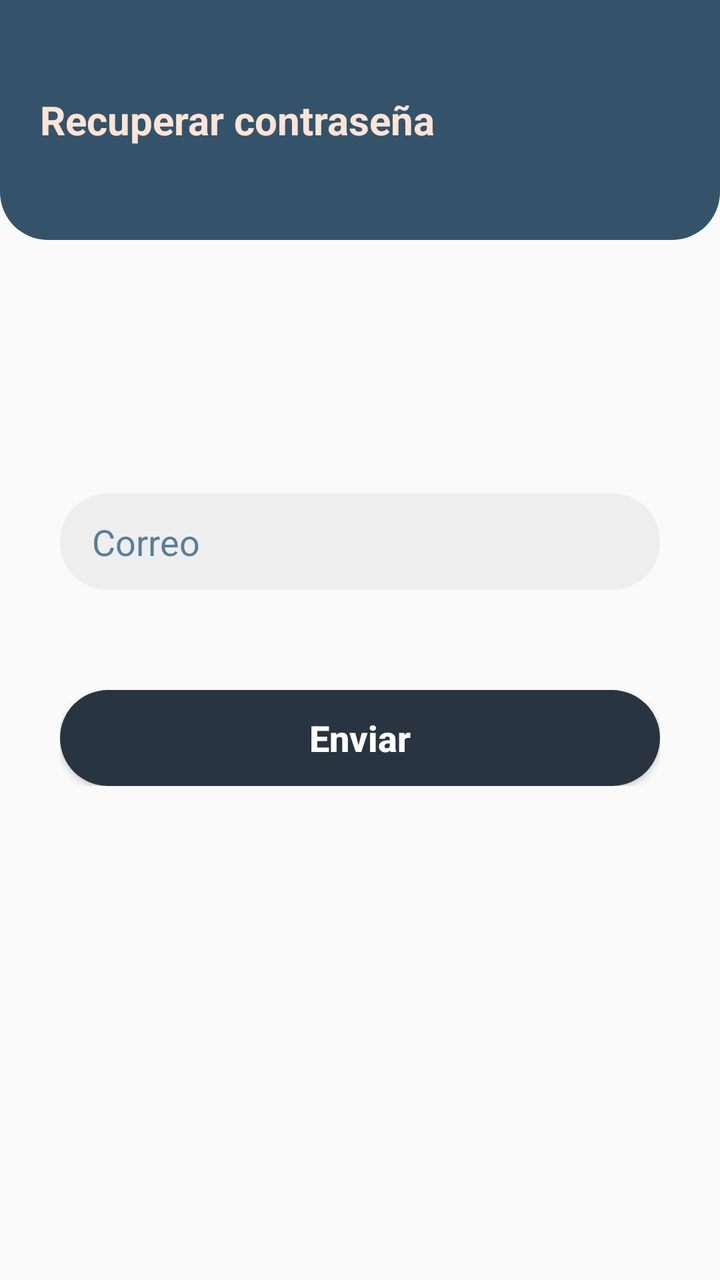
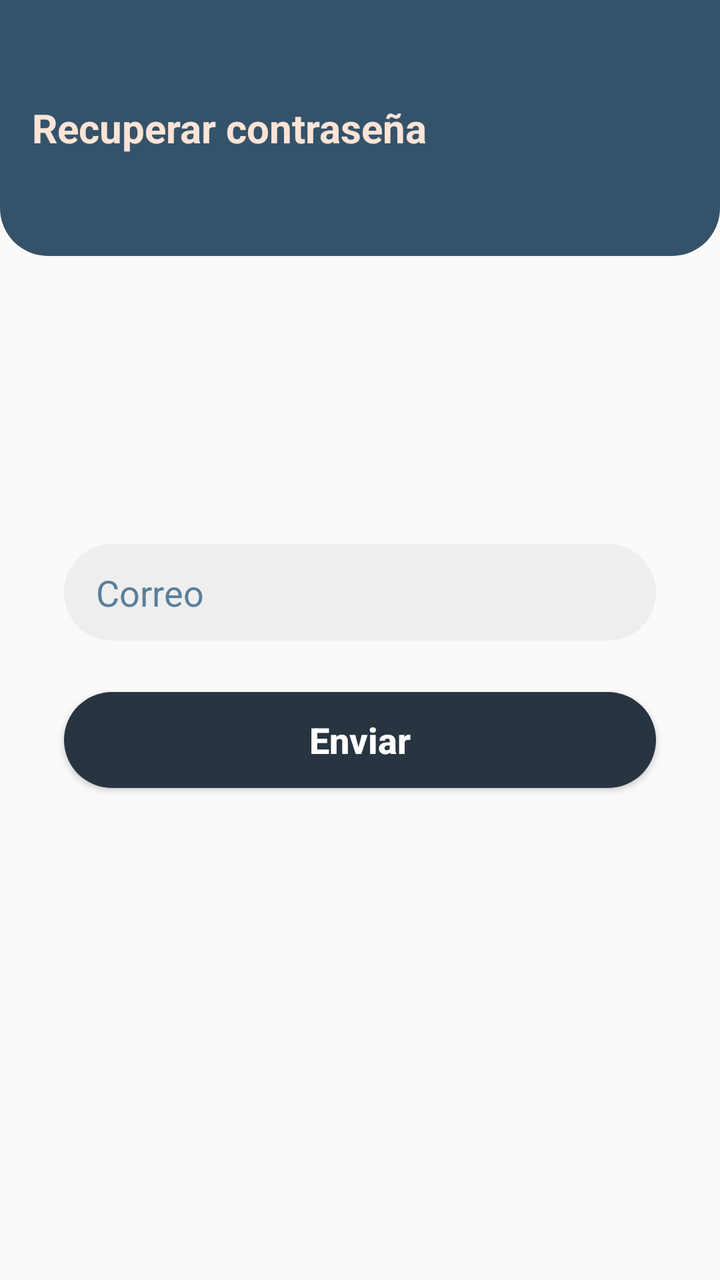

The first picture is an Android layout as it rendered before a commit; the second is the same layout after the commit. The layout source and the unified diff follow.
<!-- AndroidManifest.xml: application theme Theme.ApkCavoshCafe -->
<!-- res/layout/fragment_olvidaste.xml -->
<?xml version="1.0" encoding="utf-8"?>
<FrameLayout
    xmlns:android="http://schemas.android.com/apk/res/android"
    xmlns:tools="http://schemas.android.com/tools"
    xmlns:app="http://schemas.android.com/apk/res-auto"
    android:layout_width="match_parent"
    android:layout_height="match_parent"
    tools:context=".ui.olvidastes">

    <FrameLayout
        android:layout_width="match_parent"
        android:layout_height="120dp"
        android:background="@drawable/sh_bg_header_police_blue" >

        <TextView
            android:layout_width="wrap_content"
            android:layout_height="wrap_content"
            android:layout_gravity="center|start"
            android:layout_marginStart="20dp"
            android:text="Recuperar contraseña"
            android:textColor="@color/flesh"
            android:textSize="20sp"
            android:textStyle="bold" />

    </FrameLayout>

    <LinearLayout
        android:layout_width="match_parent"
        android:layout_height="wrap_content"
        android:layout_marginHorizontal="30dp"
        android:layout_gravity="center"
        android:orientation="vertical" >

        <com.google.android.material.textfield.TextInputLayout
            android:id="@+id/tilCorreo"
            android:layout_width="match_parent"
            android:layout_height="wrap_content"
            app:hintEnabled="false" >

            <com.google.android.material.textfield.TextInputEditText
                android:layout_width="match_parent"
                android:layout_height="wrap_content"
                android:background="@drawable/se_bg_edt_police_blue"
                android:inputType="textEmailAddress"
                android:paddingHorizontal="16dp"
                android:paddingVertical="12dp"
                android:textColorHint="@color/steel_teal"
                android:hint="@string/correo" />

        </com.google.android.material.textfield.TextInputLayout>

        <Button
            android:id="@+id/btnEnviar"
            android:layout_width="match_parent"
            android:layout_height="wrap_content"
            android:layout_gravity="bottom|center"
            android:layout_marginTop="50dp"
            android:background="@drawable/sh_bg_btn_gunmetal"
            android:text="Enviar"
            android:textAllCaps="false"
            android:textColor="@color/white"
            android:textSize="18sp"
            android:textStyle="bold" />

    </LinearLayout>

</FrameLayout>
<!-- resources referenced by this layout -->
<resources>
  <color name="flesh">#FEE4D6</color>
  <color name="steel_teal">#5A7E99</color>
  <color name="white">#FFFFFFFF</color>
  <!-- drawable se_bg_edt_police_blue (drawable) -->
  <?xml version="1.0" encoding="utf-8"?>
  <selector xmlns:android="http://schemas.android.com/apk/res/android">
  
      <item android:state_enabled="true" android:state_focused="true">
          <shape android:shape="rectangle">
              <corners android:radius="24dp"/>
              <solid android:color="@color/white"/>
              <stroke android:color="@color/police_blue" android:width="1dp"/>
          </shape>
      </item>
  
      <item android:state_enabled="true">
          <shape android:shape="rectangle">
              <corners android:radius="24dp"/>
              <solid android:color="@color/bright_gray"/>
          </shape>
  
      </item>
  </selector>
  <!-- drawable sh_bg_btn_gunmetal (drawable) -->
  <?xml version="1.0" encoding="utf-8"?>
  <shape xmlns:android="http://schemas.android.com/apk/res/android">
  <corners android:radius="25dp"/>
      <solid android:color="@color/gunmetal"/>
  </shape>
  <!-- drawable sh_bg_header_police_blue (drawable) -->
  <?xml version="1.0" encoding="utf-8"?>
  <shape xmlns:android="http://schemas.android.com/apk/res/android">
  <corners android:bottomLeftRadius="24dp"
      android:bottomRightRadius="24dp"/>
      <solid android:color="@color/police_blue"/>
  </shape>
  <string name="correo">Correo</string>
  <style name="Theme.ApkCavoshCafe" parent="Theme.MaterialComponents.DayNight.NoActionBar.Bridge">
          
          <item name="colorPrimary">@color/purple_500</item>
          <item name="colorPrimaryVariant">@color/purple_700</item>
          <item name="colorOnPrimary">@color/white</item>
          
          <item name="colorSecondary">@color/teal_200</item>
          <item name="colorSecondaryVariant">@color/teal_700</item>
          <item name="colorOnSecondary">@color/black</item>
          
          <item name="android:statusBarColor">?attr/colorPrimaryVariant</item>
          
      </style>
  <color name="police_blue">#34536A</color>
  <color name="bright_gray">#EEEEEE</color>
  <color name="gunmetal">#293441</color>
  <color name="purple_500">#FF6200EE</color>
  <color name="purple_700">#FF3700B3</color>
  <color name="teal_200">#FF03DAC5</color>
  <color name="teal_700">#FF018786</color>
  <color name="black">#FF000000</color>
</resources>

<!-- the commit's change to res/layout/fragment_olvidaste.xml (unified diff, before → after) -->
@@ -7,35 +7,27 @@
     android:layout_height="match_parent"
     tools:context=".ui.olvidastes">
 
-    <FrameLayout
-        android:layout_width="match_parent"
-        android:layout_height="120dp"
-        android:background="@drawable/sh_bg_header_police_blue" >
 
         <TextView
-            android:layout_width="wrap_content"
-            android:layout_height="wrap_content"
-            android:layout_gravity="center|start"
-            android:layout_marginStart="20dp"
+            android:layout_width="match_parent"
+            android:layout_height="128dp"
+            android:gravity="start|center"
             android:text="Recuperar contraseña"
             android:textColor="@color/flesh"
+            android:paddingHorizontal="16dp"
             android:textSize="20sp"
-            android:textStyle="bold" />
-
-    </FrameLayout>
-
-    <LinearLayout
-        android:layout_width="match_parent"
-        android:layout_height="wrap_content"
-        android:layout_marginHorizontal="30dp"
-        android:layout_gravity="center"
-        android:orientation="vertical" >
+            android:textStyle="bold"
+            android:background="@drawable/sh_bg_header_police_blue"/>
 
         <com.google.android.material.textfield.TextInputLayout
             android:id="@+id/tilCorreo"
             android:layout_width="match_parent"
             android:layout_height="wrap_content"
-            app:hintEnabled="false" >
+            android:layout_marginTop="-24dp"
+            android:layout_marginHorizontal="32dp"
+            app:hintEnabled="false"
+            android:layout_gravity="center"
+            >
 
             <com.google.android.material.textfield.TextInputEditText
                 android:layout_width="match_parent"
@@ -53,7 +45,8 @@
             android:id="@+id/btnEnviar"
             android:layout_width="match_parent"
             android:layout_height="wrap_content"
-            android:layout_gravity="bottom|center"
+            android:layout_gravity="center"
+            android:layout_marginHorizontal="32dp"
             android:layout_marginTop="50dp"
             android:background="@drawable/sh_bg_btn_gunmetal"
             android:text="Enviar"
@@ -62,6 +55,5 @@
             android:textSize="18sp"
             android:textStyle="bold" />
 
-    </LinearLayout>
 
 </FrameLayout>
